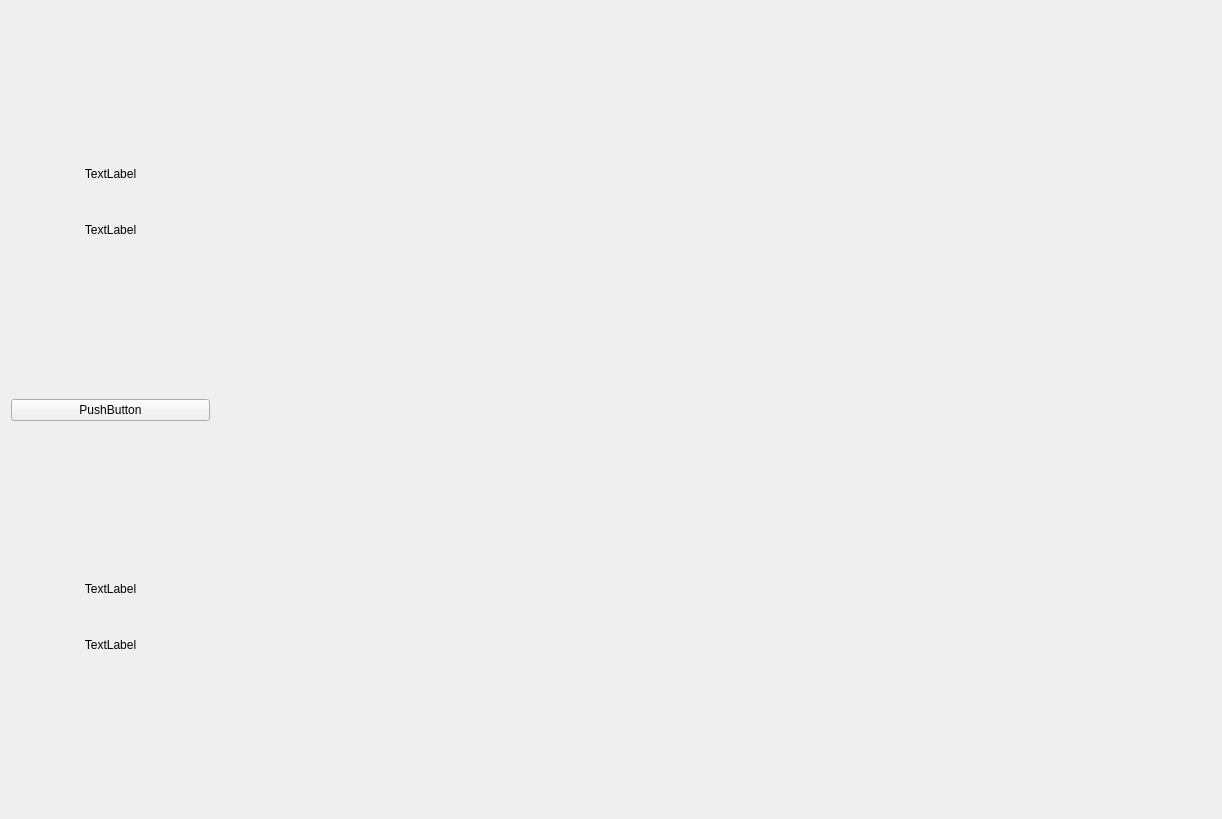
Qt form Views/States/GamePlayingState.ui (DimLight1998/Gwent) before a commit.
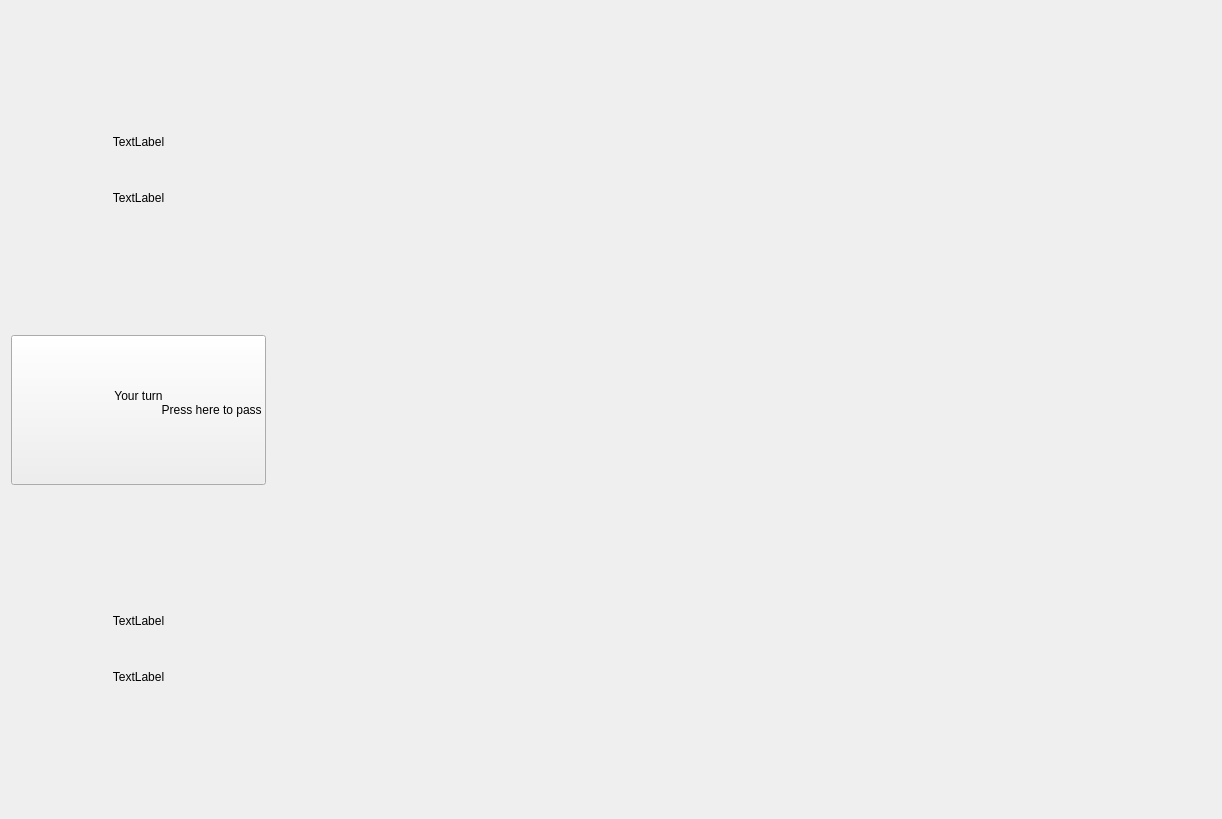
The same form after that commit.

The edit to the form file:
```diff
--- a/Views/States/GamePlayingState.ui
+++ b/Views/States/GamePlayingState.ui
@@ -93,8 +93,16 @@
                             </item>
                             <item>
                                 <widget class="QPushButton" name="abdicateButton">
+                                    <property name="minimumSize">
+                                        <size>
+                                            <width>0</width>
+                                            <height>150</height>
+                                        </size>
+                                    </property>
                                     <property name="text">
-                                        <string>PushButton</string>
+                                        <string>Your turn
+                                            Press here to pass
+                                        </string>
                                     </property>
                                 </widget>
                             </item>
@@ -207,6 +215,11 @@
                             </item>
                             <item>
                                 <widget class="QWidget" name="widget" native="true">
+                                    <property name="styleSheet">
+                                        <string notr="true">background-color: rgba(255, 255, 127,255);
+                                            background-color: rgba(170, 170, 127,0);
+                                        </string>
+                                    </property>
                                     <layout class="QHBoxLayout" name="horizontalLayout_16">
                                         <property name="topMargin">
                                             <number>0</number>
```
